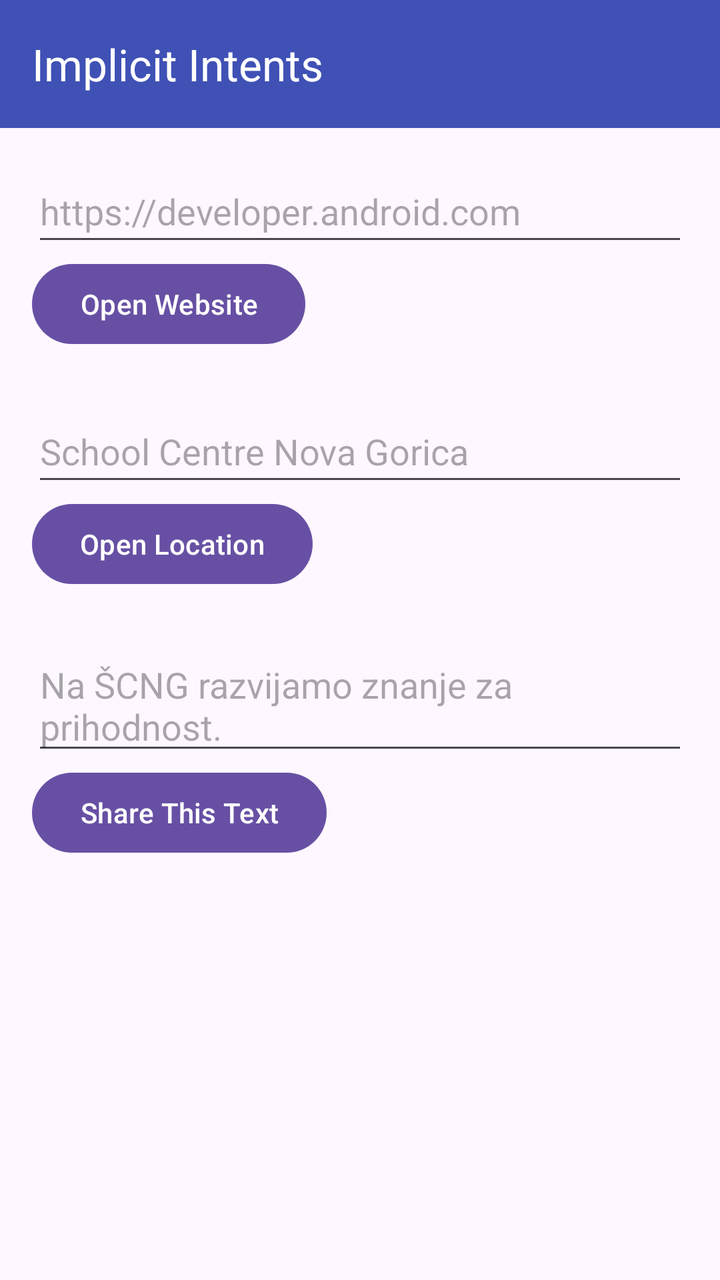
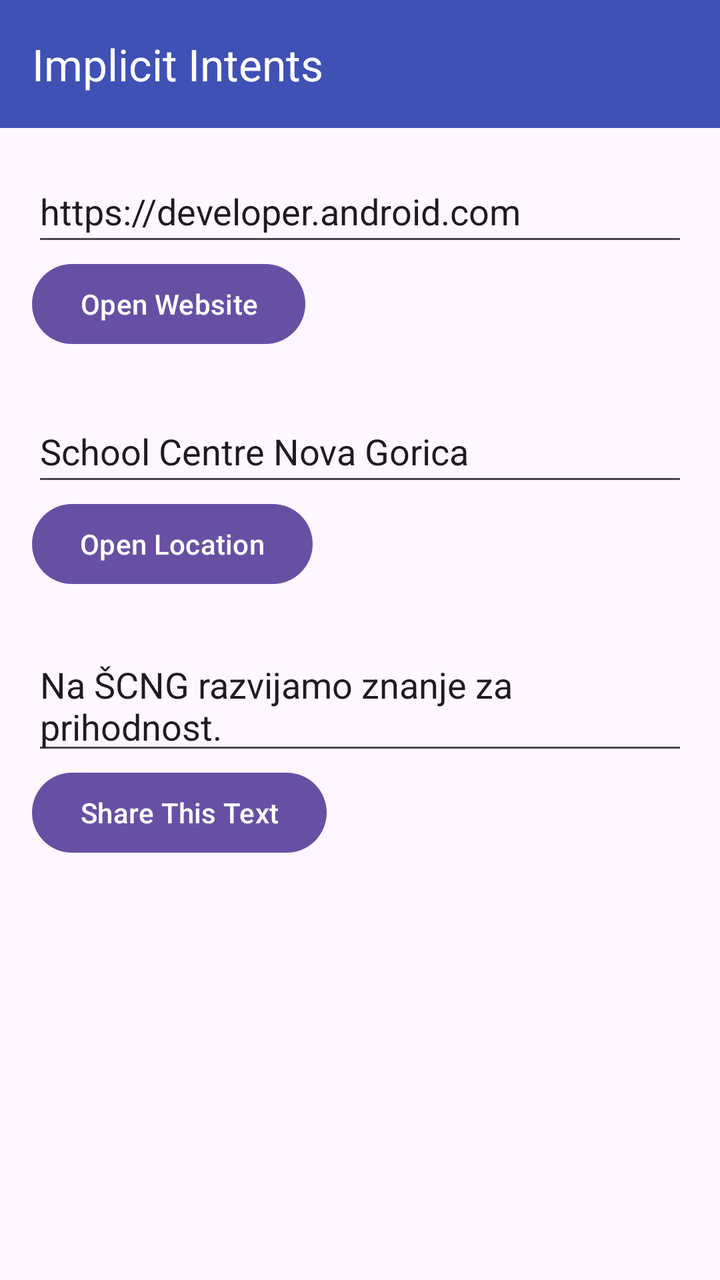

An Android layout rendered at two revisions. The XML below is the earlier revision; the diff shows what the commit changed to produce the second picture.
<!-- AndroidManifest.xml: application theme Theme.ImplicitIntentsApp -->
<!-- res/layout/activity_main.xml -->
<?xml version="1.0" encoding="utf-8"?>
<LinearLayout xmlns:android="http://schemas.android.com/apk/res/android"
    xmlns:app="http://schemas.android.com/apk/res-auto"
    xmlns:tools="http://schemas.android.com/tools"
    android:id="@+id/main"
    android:layout_width="match_parent"
    android:layout_height="match_parent"
    android:orientation="vertical"
    tools:context=".MainActivity">

    <com.google.android.material.appbar.MaterialToolbar
        android:id="@+id/toolbar"
        android:layout_width="match_parent"
        android:layout_height="?attr/actionBarSize"
        android:background="#3F51B5"
        app:title="Implicit Intents"
        app:titleTextColor="@android:color/white" />

    <ScrollView
        android:layout_width="match_parent"
        android:layout_height="match_parent"
        android:fillViewport="true">

        <LinearLayout
            android:layout_width="match_parent"
            android:layout_height="wrap_content"
            android:orientation="vertical"
            android:padding="16dp">

            
            <EditText
                android:id="@+id/website_edittext"
                android:layout_width="match_parent"
                android:layout_height="wrap_content"
                android:autofillHints=""
                android:hint="@string/website_hint"
                android:inputType="textUri"
                android:minHeight="48dp" />

            <Button
                android:layout_width="wrap_content"
                android:layout_height="wrap_content"
                android:layout_marginBottom="24dp"
                android:onClick="openWebsite"
                android:text="@string/open_website" />

            
            <EditText
                android:id="@+id/location_edittext"
                android:layout_width="match_parent"
                android:layout_height="wrap_content"
                android:autofillHints=""
                android:hint="@string/location_hint"
                android:inputType="textPostalAddress"
                android:minHeight="48dp" />

            <Button
                android:layout_width="wrap_content"
                android:layout_height="wrap_content"
                android:layout_marginBottom="24dp"
                android:onClick="openLocation"
                android:text="@string/open_location" />

            
            <EditText
                android:id="@+id/share_edittext"
                android:layout_width="match_parent"
                android:layout_height="wrap_content"
                android:autofillHints=""
                android:hint="@string/share_hint"
                android:inputType="textLongMessage|textMultiLine"
                android:minHeight="48dp" />

            <Button
                android:layout_width="wrap_content"
                android:layout_height="wrap_content"
                android:onClick="shareText"
                android:text="@string/share_this_text" />

        </LinearLayout>
    </ScrollView>
</LinearLayout>
<!-- resources referenced by this layout -->
<resources>
  <string name="location_hint">School Centre Nova Gorica</string>
  <string name="open_location">Open Location</string>
  <string name="open_website">Open Website</string>
  <string name="share_hint">Na ŠCNG razvijamo znanje za prihodnost.</string>
  <string name="share_this_text">Share This Text</string>
  <string name="website_hint">https://developer.android.com</string>
  <style name="Theme.ImplicitIntentsApp" parent="Base.Theme.ImplicitIntentsApp" />
  <style name="Base.Theme.ImplicitIntentsApp" parent="Theme.Material3.DayNight.NoActionBar">
          
          
      </style>
</resources>

<!-- the commit's change to res/layout/activity_main.xml (unified diff, before → after) -->
@@ -34,6 +34,7 @@
                 android:layout_height="wrap_content"
                 android:autofillHints=""
                 android:hint="@string/website_hint"
+                android:text="@string/website_hint"
                 android:inputType="textUri"
                 android:minHeight="48dp" />
 
@@ -51,6 +52,7 @@
                 android:layout_height="wrap_content"
                 android:autofillHints=""
                 android:hint="@string/location_hint"
+                android:text="@string/location_hint"
                 android:inputType="textPostalAddress"
                 android:minHeight="48dp" />
 
@@ -68,6 +70,7 @@
                 android:layout_height="wrap_content"
                 android:autofillHints=""
                 android:hint="@string/share_hint"
+                android:text="@string/share_hint"
                 android:inputType="textLongMessage|textMultiLine"
                 android:minHeight="48dp" />
 
